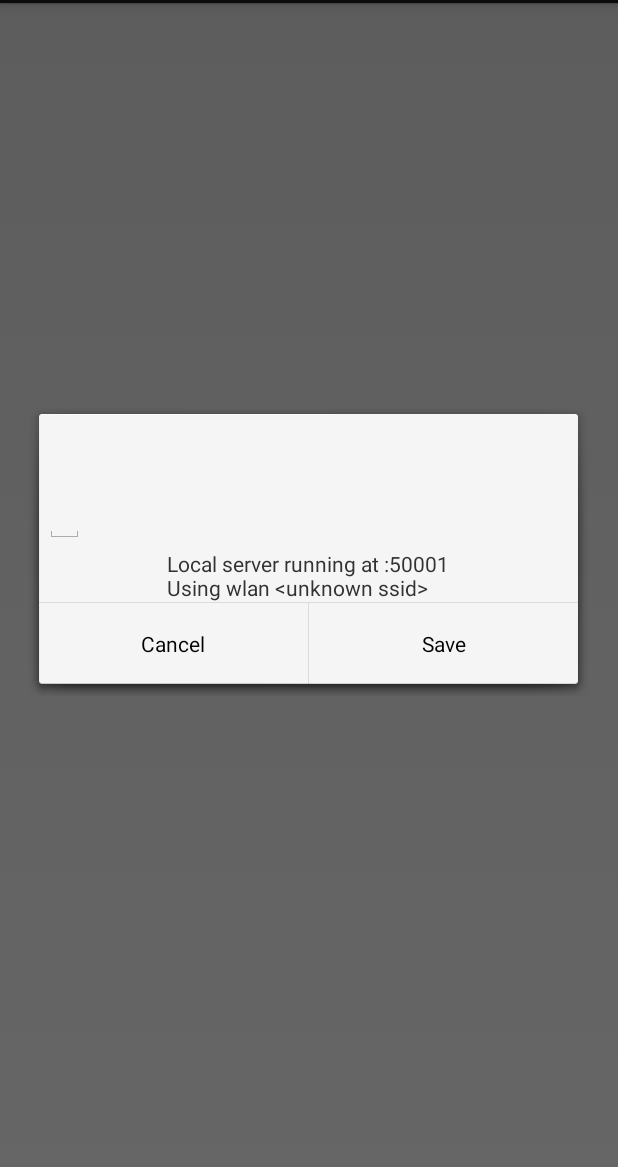
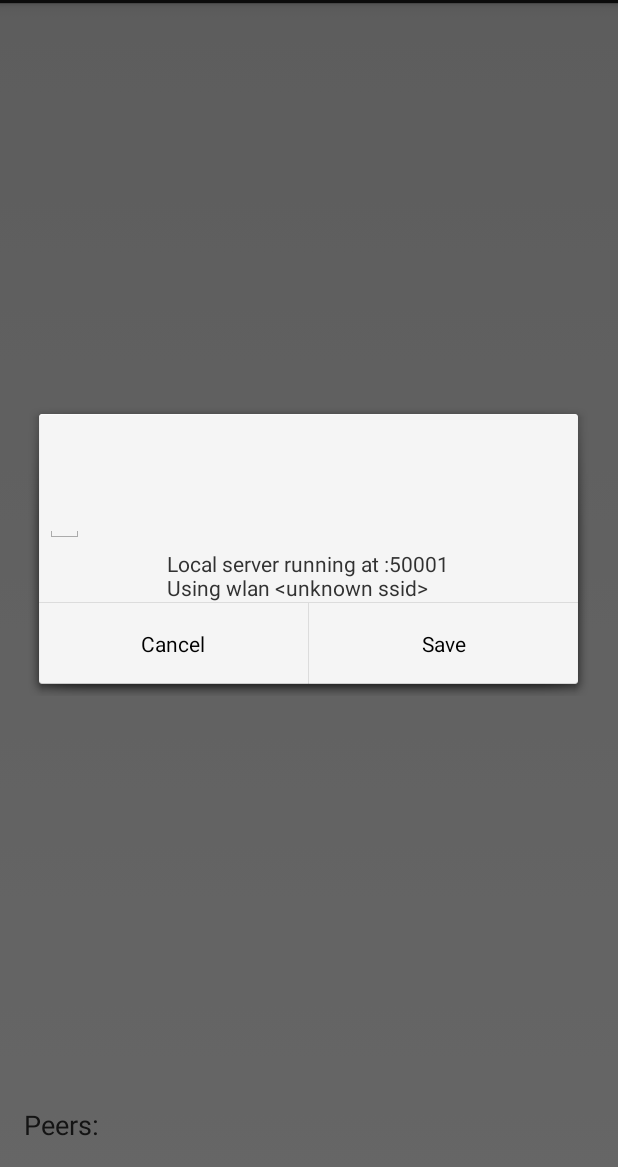
Before and after one commit to Liahim/mesto, an Android app: the MestoActivity screen opened directly, with no data from a screen before it, in the options menu, after a tap on "Settings", on a phone screen of 412 x 824 dp, the part 69-1236 px from its top. Run offline under Robolectric (Android 15) with nearby library versions, the phone set to English and light mode, and no system bars; libraries missing offline, so code that uses them is left out: org.teleal.cling; 3 statements that could not run were skipped.

Commit message:
Peer linkage; possible bug in date formatting fixed

```diff
--- a/android_as/app/src/main/java/com/example/mycalls/MestoActivity.java
+++ b/android_as/app/src/main/java/com/example/mycalls/MestoActivity.java
@@ -6,20 +6,18 @@ import android.content.ComponentName;
 import android.content.DialogInterface;
 import android.content.Intent;
 import android.content.ServiceConnection;
+import android.graphics.Color;
 import android.os.Bundle;
 import android.os.IBinder;
 import android.provider.Settings;
 import android.text.method.ScrollingMovementMethod;
 import android.util.Log;
-import android.util.Pair;
 import android.view.LayoutInflater;
 import android.view.Menu;
 import android.view.MenuItem;
 import android.view.MenuItem.OnMenuItemClickListener;
 import android.view.View;
-import android.widget.ArrayAdapter;
 import android.widget.AutoCompleteTextView;
-import android.widget.EditText;
 import android.widget.LinearLayout;
 import android.widget.TextView;
 import android.widget.Toast;
@@ -43,6 +41,8 @@ public final class MestoActivity extends Activity implements UpnpController.Peer
     private LinearLayout mPeersList;
     private String mPin;    //@todo replace
     private MenuItem mMenuItemToggleReporting;
+
+    private String mStatusTextString;
 
 
     private final ServiceConnection mServiceConnection = new ServiceConnection() {
@@ -105,7 +105,7 @@ public final class MestoActivity extends Activity implements UpnpController.Peer
         unbindService(mServiceConnection);
     }
 
-    private final SimpleDateFormat mFormat = new SimpleDateFormat("EEE, d MMM yyyy HH:mm:ss z", Locale.US);
+    private final SimpleDateFormat mFormat = new SimpleDateFormat("EEE, d MMM yyyy H:mm:ss z", Locale.US);
     private final Runnable mRunnable = new Runnable() {
         @Override
         public final void run() {
@@ -119,9 +119,7 @@ public final class MestoActivity extends Activity implements UpnpController.Peer
         }
     };
 
-    private String mStatusTextString;
-
-    private final void prepareStatusText() {
+    private final synchronized void prepareStatusText() {
         try {
             final Collection<MestoLocationService.Event> events = mService.getLogEvents();
             final StringBuilder sb = new StringBuilder();
@@ -215,11 +213,9 @@ public final class MestoActivity extends Activity implements UpnpController.Peer
         final AutoCompleteTextView serverAddress
                 = (AutoCompleteTextView) view.findViewById(R.id.serverAddress);
 
-        final Pair<Set<String>, Set<String>> pair = Utilities.loadServerInfo(MestoActivity.this);
-        if (null != pair.first) {
-            for (final String s : pair.first) {
-                serverAddress.setText(s + '\n');
-            }
+        final Utilities.PeerInfo pi = Utilities.loadPeerInfoFull(MestoActivity.this, Utilities.UDN_USER_SPECIFIED);
+        for (final String s : pi.uris) {
+            serverAddress.setText(s + '\n');
         }
 
         final TextView tv = (TextView) view.findViewById(R.id.localServer);
@@ -227,35 +223,21 @@ public final class MestoActivity extends Activity implements UpnpController.Peer
         final String wlanName = Utilities.getWlanName(this);
         tv.setText("Local server running at " + ipAddress + ":50001\nUsing wlan " + wlanName);
 
-        if (null != pair.second && !pair.second.isEmpty()) {
-            final String[] history = new String[pair.second.size()];
-            final ArrayAdapter<String> autoCompleteAdapter
-                    = new ArrayAdapter<String>(this, android.R.layout.simple_dropdown_item_1line, pair.second.toArray(history));
-            serverAddress.setAdapter(autoCompleteAdapter);
-        }
-
         builder.setView(view)
                 .setPositiveButton(R.string.button_save, new DialogInterface.OnClickListener() {
                     @Override
                     public void onClick(final DialogInterface dialog, final int id) {
                         final String server = serverAddress.getText().toString();
+                        final Set<String> uris = new HashSet<String>();
 
-                        final Set<String> historySet;
-                        if (null == pair.second) {
-                            historySet = new HashSet<String>();
-                        } else {
-                            historySet = pair.second;
+                        if (!server.isEmpty()) {
+                            final String[] tmp = server.split("\n");
+                            Collections.addAll(uris, tmp);
                         }
-                        historySet.add(server);
 
-                        if (null == pair.first || !pair.first.contains(server)) {
-                            final String[] tmp = server.split("\n");
-                            final Set<String> uris = new HashSet<String>();
-                            Collections.addAll(uris, tmp);
-
-                            Utilities.saveServerInfo(MestoActivity.this.getApplicationContext(), uris, historySet);
-                            mService.sendLocation();
-                        }
+                        Utilities.savePeerInfo(MestoActivity.this.getApplicationContext(),
+                                Utilities.UDN_USER_SPECIFIED, uris, Utilities.UDN_USER_SPECIFIED);
+                        mService.sendLocation();
                     }
                 })
                 .setNegativeButton(R.string.button_cancel, null);
@@ -271,14 +253,20 @@ public final class MestoActivity extends Activity implements UpnpController.Peer
             @Override
             public void run() {
                 if (-1 != findPeerView(udn)) {
-                    Log.i(TAG, "device " + udn + " already known");
+                    Log.i(TAG, "device " + udn + " already displayed");
                     return;
                 }
 
-                final TextView tv = new TextView(MestoActivity.this);
+                final String identifier = udn.getIdentifierString();
+                final LayoutInflater inflater = getLayoutInflater();
+                final TextView tv = (TextView) inflater.inflate(R.layout.list_element_peer, null);
                 tv.setText(info.get(0));
                 tv.setTag(R.id.tag_udn, udn);
                 tv.setTag(R.id.tag_info, info);
+                final Utilities.PeerInfo pi = Utilities.loadPeerInfoFull(MestoActivity.this, identifier);
+                if (!pi.uris.isEmpty()) {
+                    tv.setTextColor(Color.GREEN);
+                }
 
                 tv.setOnClickListener(new View.OnClickListener() {
                     @Override
@@ -287,9 +275,9 @@ public final class MestoActivity extends Activity implements UpnpController.Peer
                         final LayoutInflater inflater = getLayoutInflater();
 
                         final View view = inflater.inflate(R.layout.dialog_pin, null);
-                        final TextView myPin = (TextView) view.findViewById(R.id.tv_mypin);
+                        /*final TextView myPin = (TextView) view.findViewById(R.id.tv_mypin);
                         myPin.setText(mPin);
-                        final EditText yourPin = (EditText) view.findViewById(R.id.et_yourpin);
+                        final EditText yourPin = (EditText) view.findViewById(R.id.et_yourpin);*/
 
                         builder.setView(view).setPositiveButton(R.string.button_save, new DialogInterface.OnClickListener() {
                             @Override
@@ -301,7 +289,9 @@ public final class MestoActivity extends Activity implements UpnpController.Peer
                                 if (1 < size) {
                                     final Set<String> set = new HashSet<String>(info);
                                     set.remove(info.get(0));
-                                    Utilities.savePeerInfo(MestoActivity.this, udn.getIdentifierString(), set);
+                                    Utilities.savePeerInfo(MestoActivity.this, identifier, set, info.get(0));
+
+                                    tv.setTextColor(Color.GREEN);
                                     Toast.makeText(MestoActivity.this, "Peer registered", Toast.LENGTH_LONG).show();
                                 }
                             }
--- a/android_as/app/src/main/res/layout/activity_main.xml
+++ b/android_as/app/src/main/res/layout/activity_main.xml
@@ -2,10 +2,10 @@
                 xmlns:tools="http://schemas.android.com/tools"
                 android:layout_width="match_parent"
                 android:layout_height="match_parent"
-                android:paddingBottom="@dimen/activity_vertical_margin"
-                android:paddingLeft="@dimen/activity_horizontal_margin"
-                android:paddingRight="@dimen/activity_horizontal_margin"
-                android:paddingTop="@dimen/activity_vertical_margin"
+                android:layout_marginBottom="@dimen/activity_vertical_margin"
+                android:layout_marginLeft="@dimen/activity_horizontal_margin"
+                android:layout_marginRight="@dimen/activity_horizontal_margin"
+                android:layout_marginTop="@dimen/activity_vertical_margin"
                 tools:context=".MestoActivity">
 
     <TextView
@@ -21,14 +21,24 @@
         android:id="@id/hsv_peers"
         android:layout_width="match_parent"
         android:layout_height="wrap_content"
+        android:fillViewport="true"
         android:layout_alignParentBottom="true">
 
         <LinearLayout
+            android:layout_gravity="center"
             android:orientation="horizontal"
             android:id="@+id/ll_peers"
-            android:layout_width="wrap_content"
-            android:layout_height="wrap_content"/>
+            android:layout_width="match_parent"
+            android:layout_height="wrap_content">
 
+            <TextView
+                android:gravity="center"
+                android:layout_width="wrap_content"
+                android:layout_height="wrap_content"
+                android:textSize="18dp"
+                android:text="Peers:"/>
+
+        </LinearLayout>
     </HorizontalScrollView>
 
 </RelativeLayout>
```
Also changed, not shown: android_as/app/src/main/java/com/example/mycalls/MapViewActivity.java (+5 -24 lines), android_as/app/src/main/java/com/example/mycalls/MestoLocationService.java (+15 -15 lines), android_as/app/src/main/java/com/example/mycalls/Utilities.java (+68 -45 lines), android_as/app/src/main/res/layout/list_element_peer.xml (added, +11 -0 lines), 2 other files.
